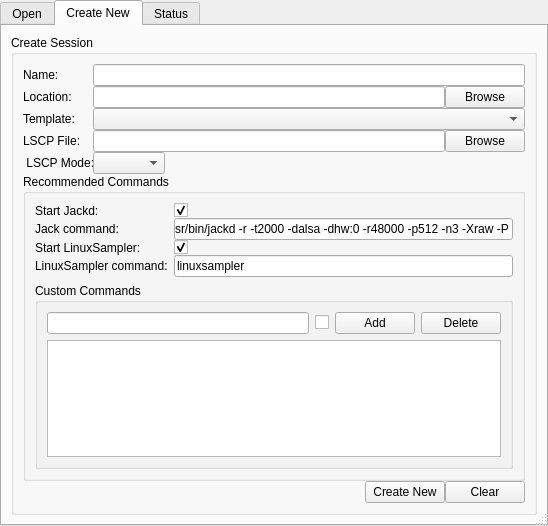
The window that oostudio/OOStudioBase.ui (ccherrett/oom) describes before a commit, drawn with Qt 5.
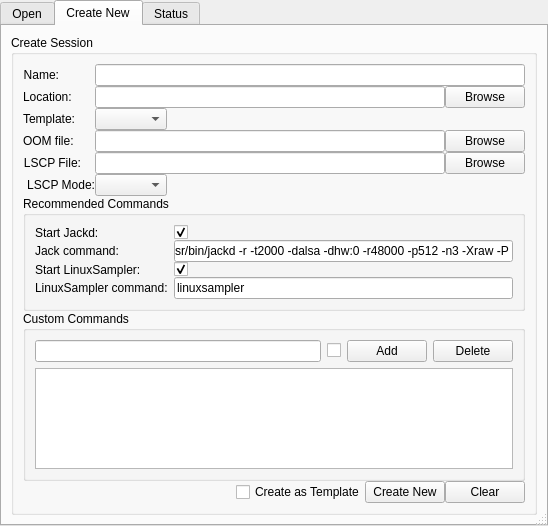
The same window after the commit. The open tabs and pages were chosen to show the change.

Commit message: Create session now works, import session now works, on to loading up the full monty next

Patch:
```diff
--- a/oostudio/OOStudioBase.ui
+++ b/oostudio/OOStudioBase.ui
@@ -13,6 +13,9 @@
   <property name="windowTitle">
    <string>Frame</string>
   </property>
+  <property name="toolTip">
+   <string/>
+  </property>
   <property name="sizeGripEnabled">
    <bool>true</bool>
   </property>
@@ -29,13 +32,51 @@
       <attribute name="title">
        <string>Open</string>
       </attribute>
-      <layout class="QVBoxLayout" name="verticalLayout_3" stretch="0">
+      <layout class="QVBoxLayout" name="verticalLayout_3" stretch="0,0">
        <property name="spacing">
         <number>0</number>
        </property>
        <item>
-        <widget class="QToolBox" name="m_groupSession">
-         <widget class="QWidget" name="m_groupSessionPage1" native="true">
+        <layout class="QHBoxLayout" name="horizontalLayout_6">
+         <property name="topMargin">
+          <number>0</number>
+         </property>
+         <item>
+          <widget class="QPushButton" name="m_btnImport">
+           <property name="toolTip">
+            <string>Import existing session or session template</string>
+           </property>
+           <property name="text">
+            <string>Import Session or Template</string>
+           </property>
+          </widget>
+         </item>
+         <item>
+          <spacer name="horizontalSpacer_5">
+           <property name="orientation">
+            <enum>Qt::Horizontal</enum>
+           </property>
+           <property name="sizeHint" stdset="0">
+            <size>
+             <width>40</width>
+             <height>20</height>
+            </size>
+           </property>
+          </spacer>
+         </item>
+        </layout>
+       </item>
+       <item>
+        <widget class="QToolBox" name="m_sessionBox">
+         <widget class="QWidget" name="m_groupSessionPage1">
+          <property name="geometry">
+           <rect>
+            <x>0</x>
+            <y>0</y>
+            <width>532</width>
+            <height>397</height>
+           </rect>
+          </property>
           <attribute name="label">
            <string>Sessions</string>
           </attribute>
@@ -51,6 +92,9 @@
              <property name="selectionMode">
               <enum>QAbstractItemView::SingleSelection</enum>
              </property>
+             <property name="selectionBehavior">
+              <enum>QAbstractItemView::SelectItems</enum>
+             </property>
              <property name="cornerButtonEnabled">
               <bool>false</bool>
              </property>
@@ -70,6 +114,13 @@
            </item>
            <item>
             <layout class="QHBoxLayout" name="horizontalLayout_2">
+             <item>
+              <widget class="QPushButton" name="m_btnDeleteSession">
+               <property name="text">
+                <string>Delete Session</string>
+               </property>
+              </widget>
+             </item>
              <item>
               <spacer name="horizontalSpacer">
                <property name="orientation">
@@ -98,12 +149,20 @@
           </layout>
          </widget>
          <widget class="QWidget" name="page">
+          <property name="geometry">
+           <rect>
+            <x>0</x>
+            <y>0</y>
+            <width>532</width>
+            <height>397</height>
+           </rect>
+          </property>
           <attribute name="label">
            <string>Templates</string>
           </attribute>
           <layout class="QVBoxLayout" name="verticalLayout_2">
            <item>
-            <widget class="QTableView" name="m_sessionTable_2">
+            <widget class="QTableView" name="m_templateTable">
              <property name="editTriggers">
               <set>QAbstractItemView::NoEditTriggers</set>
              </property>
@@ -113,6 +172,9 @@
              <property name="selectionMode">
               <enum>QAbstractItemView::SingleSelection</enum>
              </property>
+             <property name="selectionBehavior">
+              <enum>QAbstractItemView::SelectRows</enum>
+             </property>
              <property name="cornerButtonEnabled">
               <bool>false</bool>
              </property>
@@ -132,6 +194,13 @@
            </item>
            <item>
             <layout class="QHBoxLayout" name="horizontalLayout_9">
+             <item>
+              <widget class="QPushButton" name="m_btnDeleteTemplate">
+               <property name="text">
+                <string>Delete Template</string>
+               </property>
+              </widget>
+             </item>
              <item>
               <spacer name="horizontalSpacer_4">
                <property name="orientation">
@@ -163,7 +232,7 @@
        </item>
       </layout>
      </widget>
-     <widget class="QWidget" name="tab">
+     <widget class="QWidget" name="m_tabNew">
       <attribute name="title">
        <string>Create New</string>
       </attribute>
@@ -178,56 +247,52 @@
            <number>0</number>
           </property>
           <item>
-           <layout class="QHBoxLayout" name="horizontalLayout_6">
-            <property name="spacing">
+           <layout class="QFormLayout" name="formLayout_2">
+            <property name="fieldGrowthPolicy">
+             <enum>QFormLayout::ExpandingFieldsGrow</enum>
+            </property>
+            <property name="verticalSpacing">
              <number>0</number>
             </property>
             <property name="topMargin">
              <number>0</number>
             </property>
-            <item>
+            <item row="0" column="0">
              <widget class="QLabel" name="label_3">
               <property name="minimumSize">
                <size>
-                <width>70</width>
-                <height>0</height>
+                <width>0</width>
+                <height>14</height>
                </size>
               </property>
               <property name="maximumSize">
                <size>
-                <width>70</width>
+                <width>16777215</width>
                 <height>16777215</height>
                </size>
               </property>
               <property name="text">
                <string>Name:</string>
               </property>
+              <property name="alignment">
+               <set>Qt::AlignRight|Qt::AlignTrailing|Qt::AlignVCenter</set>
+              </property>
              </widget>
             </item>
-            <item>
+            <item row="0" column="1">
              <widget class="QLineEdit" name="m_txtName"/>
             </item>
-           </layout>
-          </item>
-          <item>
-           <layout class="QHBoxLayout" name="horizontalLayout_8">
-            <property name="spacing">
-             <number>0</number>
-            </property>
-            <property name="topMargin">
-             <number>0</number>
-            </property>
-            <item>
+            <item row="1" column="0">
              <widget class="QLabel" name="label_9">
               <property name="minimumSize">
                <size>
-                <width>70</width>
-                <height>0</height>
+                <width>0</width>
+                <height>16</height>
                </size>
               </property>
               <property name="maximumSize">
                <size>
-                <width>70</width>
+                <width>16777215</width>
                 <height>16777215</height>
                </size>
               </property>
@@ -236,6 +301,14 @@
               </property>
              </widget>
             </item>
+            <item row="1" column="1">
+             <layout class="QHBoxLayout" name="horizontalLayout_10">
+              <property name="spacing">
+               <number>-1</number>
+              </property>
+              <property name="leftMargin">
+               <number>0</number>
+              </property>
             <item>
              <widget class="QLineEdit" name="m_txtLocation"/>
             </item>
@@ -248,113 +321,121 @@
             </item>
            </layout>
           </item>
-          <item>
-           <layout class="QHBoxLayout" name="horizontalLayout_3" stretch="0,1">
-            <property name="spacing">
-             <number>0</number>
-            </property>
-            <item>
+            <item row="2" column="0">
              <widget class="QLabel" name="label_2">
               <property name="minimumSize">
                <size>
-                <width>70</width>
-                <height>0</height>
+                <width>0</width>
+                <height>15</height>
                </size>
               </property>
               <property name="maximumSize">
                <size>
-                <width>70</width>
+                <width>16777215</width>
                 <height>16777215</height>
                </size>
               </property>
               <property name="text">
                <string>Template:</string>
               </property>
-             </widget>
-            </item>
-            <item>
-             <widget class="QComboBox" name="m_cmbTemplate"/>
-            </item>
-           </layout>
-          </item>
-          <item>
-           <layout class="QHBoxLayout" name="horizontalLayout_5">
-            <property name="spacing">
-             <number>0</number>
-            </property>
-            <item>
+              <property name="alignment">
+               <set>Qt::AlignRight|Qt::AlignTrailing|Qt::AlignVCenter</set>
+              </property>
+             </widget>
+            </item>
+            <item row="4" column="0">
              <widget class="QLabel" name="label">
               <property name="minimumSize">
                <size>
-                <width>70</width>
-                <height>0</height>
+                <width>0</width>
+                <height>16</height>
                </size>
               </property>
               <property name="maximumSize">
                <size>
                 <width>16777215</width>
-                <height>70</height>
+                <height>16777215</height>
                </size>
               </property>
               <property name="text">
                <string>LSCP File:</string>
               </property>
-             </widget>
-            </item>
-            <item>
-             <widget class="QLineEdit" name="m_txtLSCP"/>
-            </item>
-            <item>
-             <widget class="QPushButton" name="m_btnBrowseLSCP">
-              <property name="text">
-               <string>Browse</string>
+              <property name="alignment">
+               <set>Qt::AlignRight|Qt::AlignTrailing|Qt::AlignVCenter</set>
               </property>
              </widget>
             </item>
-           </layout>
-          </item>
-          <item>
-           <layout class="QHBoxLayout" name="horizontalLayout_7">
-            <property name="spacing">
-             <number>0</number>
-            </property>
-            <property name="topMargin">
-             <number>0</number>
-            </property>
-            <item>
+            <item row="5" column="0">
              <widget class="QLabel" name="label_4">
               <property name="minimumSize">
                <size>
-                <width>70</width>
-                <height>0</height>
+                <width>0</width>
+                <height>15</height>
                </size>
               </property>
               <property name="maximumSize">
                <size>
-                <width>70</width>
+                <width>16777215</width>
                 <height>16777215</height>
                </size>
               </property>
               <property name="text">
                <string> LSCP Mode:</string>
               </property>
+              <property name="alignment">
+               <set>Qt::AlignRight|Qt::AlignTrailing|Qt::AlignVCenter</set>
+              </property>
              </widget>
             </item>
-            <item>
+            <item row="5" column="1">
              <widget class="QComboBox" name="m_cmbLSCPMode"/>
             </item>
+            <item row="2" column="1">
+             <widget class="QComboBox" name="m_cmbTemplate"/>
+            </item>
+            <item row="4" column="1">
+             <layout class="QHBoxLayout" name="horizontalLayout_11">
+              <property name="spacing">
+               <number>-1</number>
+              </property>
+              <property name="leftMargin">
+               <number>0</number>
+              </property>
             <item>
-             <spacer name="horizontalSpacer_3">
-              <property name="orientation">
-               <enum>Qt::Horizontal</enum>
-              </property>
-              <property name="sizeHint" stdset="0">
-               <size>
-                <width>40</width>
-                <height>20</height>
-               </size>
+               <widget class="QLineEdit" name="m_txtLSCP"/>
+              </item>
+              <item>
+               <widget class="QPushButton" name="m_btnBrowseLSCP">
+                <property name="text">
+                 <string>Browse</string>
+                </property>
+               </widget>
+              </item>
+             </layout>
+            </item>
+            <item row="3" column="0">
+             <widget class="QLabel" name="label_10">
+              <property name="text">
+               <string>OOM file:</string>
               </property>
-             </spacer>
+             </widget>
+            </item>
+            <item row="3" column="1">
+             <layout class="QHBoxLayout" name="horizontalLayout_3">
+              <property name="leftMargin">
+               <number>0</number>
+              </property>
+              <item>
+               <widget class="QLineEdit" name="m_txtOOMPath"/>
+              </item>
+              <item>
+               <widget class="QPushButton" name="m_btnBrowseOOM">
+                <property name="text">
+                 <string>Browse</string>
+                </property>
+               </widget>
+              </item>
+             </layout>
             </item>
            </layout>
           </item>
@@ -436,6 +517,9 @@
                </item>
               </layout>
              </item>
+            </layout>
+           </widget>
+          </item>
              <item>
               <widget class="QGroupBox" name="groupBox_2">
                <property name="title">
@@ -491,6 +575,15 @@
                   <property name="editTriggers">
                    <set>QAbstractItemView::NoEditTriggers</set>
                   </property>
+               <property name="alternatingRowColors">
+                <bool>true</bool>
+               </property>
+               <property name="selectionMode">
+                <enum>QAbstractItemView::SingleSelection</enum>
+               </property>
+               <property name="selectionBehavior">
+                <enum>QAbstractItemView::SelectRows</enum>
+               </property>
                   <property name="cornerButtonEnabled">
                    <bool>false</bool>
                   </property>
@@ -506,9 +599,6 @@
                   <attribute name="horizontalHeaderStretchLastSection">
                    <bool>true</bool>
                   </attribute>
-                 </widget>
-                </item>
-               </layout>
               </widget>
              </item>
             </layout>
@@ -529,6 +619,16 @@
               </property>
              </spacer>
             </item>
+            <item>
+             <widget class="QCheckBox" name="m_chkTemplate">
+              <property name="toolTip">
+               <string>Save the created session as a Template</string>
+              </property>
+              <property name="text">
+               <string>Create as Template</string>
+              </property>
+             </widget>
+            </item>
             <item>
              <widget class="QPushButton" name="m_btnDoCreate">
               <property name="text">
@@ -554,6 +654,75 @@
       <attribute name="title">
        <string>Status</string>
       </attribute>
+      <layout class="QVBoxLayout" name="verticalLayout_6">
+       <item>
+        <widget class="QGroupBox" name="groupBox_3">
+         <property name="title">
+          <string>Logs</string>
+         </property>
+         <layout class="QVBoxLayout" name="verticalLayout_7">
+          <item>
+           <widget class="QTableView" name="m_loggerTable">
+            <property name="editTriggers">
+             <set>QAbstractItemView::NoEditTriggers</set>
+            </property>
+            <property name="alternatingRowColors">
+             <bool>true</bool>
+            </property>
+            <property name="selectionBehavior">
+             <enum>QAbstractItemView::SelectRows</enum>
+            </property>
+            <property name="textElideMode">
+             <enum>Qt::ElideNone</enum>
+            </property>
+            <property name="cornerButtonEnabled">
+             <bool>false</bool>
+            </property>
+            <attribute name="horizontalHeaderStretchLastSection">
+             <bool>true</bool>
+            </attribute>
+            <attribute name="verticalHeaderVisible">
+             <bool>false</bool>
+            </attribute>
+            <attribute name="verticalHeaderVisible">
+             <bool>false</bool>
+            </attribute>
+            <attribute name="horizontalHeaderStretchLastSection">
+             <bool>true</bool>
+            </attribute>
+           </widget>
+          </item>
+          <item>
+           <layout class="QHBoxLayout" name="horizontalLayout_5">
+            <property name="topMargin">
+             <number>0</number>
+            </property>
+            <item>
+             <spacer name="horizontalSpacer_3">
+              <property name="orientation">
+               <enum>Qt::Horizontal</enum>
+              </property>
+              <property name="sizeHint" stdset="0">
+               <size>
+                <width>40</width>
+                <height>20</height>
+               </size>
+              </property>
+             </spacer>
+            </item>
+            <item>
+             <widget class="QPushButton" name="m_btnClearLog">
+              <property name="text">
+               <string>Clear Log</string>
+              </property>
+             </widget>
+            </item>
+           </layout>
+          </item>
+         </layout>
+        </widget>
+       </item>
+      </layout>
      </widget>
     </widget>
    </item>
```
Lines whose indentation alone changed are shown as unchanged. The commit also changes 5 other files.
